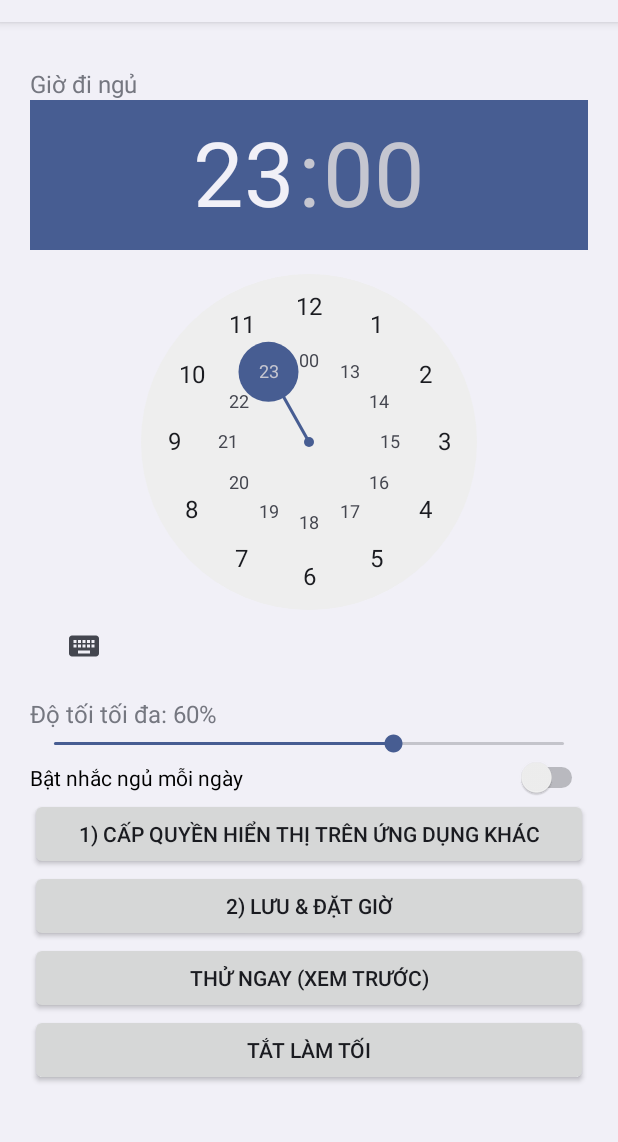
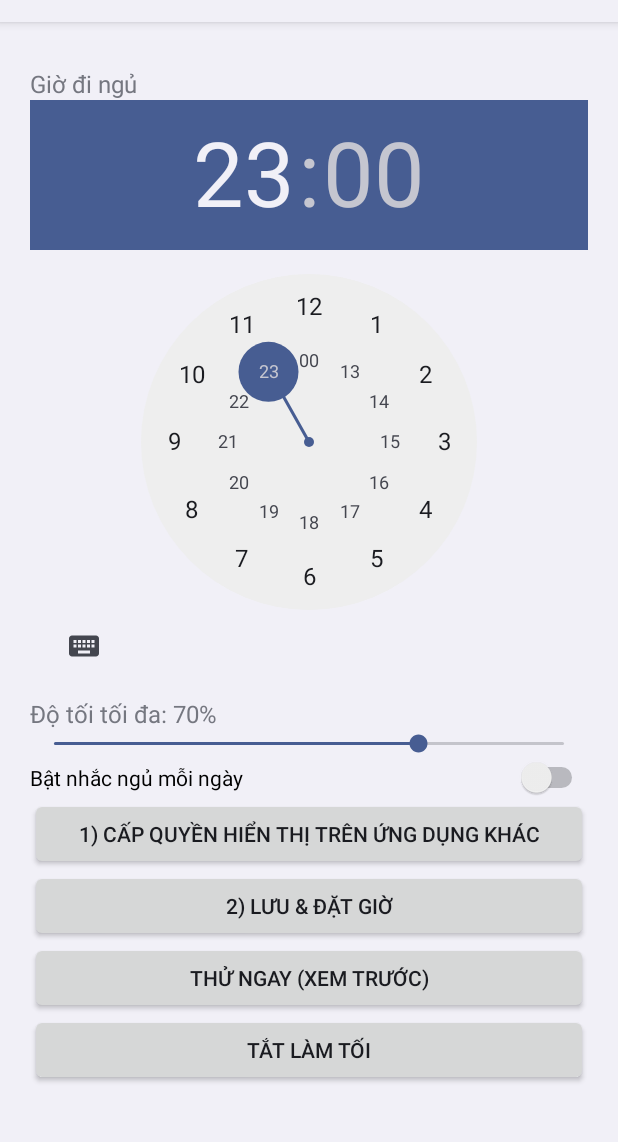
Before and after one commit to Min272/BedtimeDim, an Android app: the screen it shows after launch (MainActivity), after a tap on "THỬ NGAY (XEM TRƯỚC)", on a phone screen of 412 x 824 dp, the part 62-1204 px from its top. Run offline under Robolectric (Android 15) with nearby library versions, the phone set to English and light mode, and no system bars.

Commit message:
Update MainActivity settings and preview handling

```diff
--- a/app/src/main/java/com/example/bedtimedim/MainActivity.kt
+++ b/app/src/main/java/com/example/bedtimedim/MainActivity.kt
@@ -22,20 +22,27 @@ import java.util.Locale
 class MainActivity : Activity() {
     override fun onCreate(savedInstanceState: Bundle?) {
         super.onCreate(savedInstanceState)
+
         if (Build.VERSION.SDK_INT >= 33) {
             requestPermissions(arrayOf(Manifest.permission.POST_NOTIFICATIONS), 1)
         }
+
         val p = Prefs.get(this)
         val pad = (20 * resources.displayMetrics.density).toInt()
+
         val root = LinearLayout(this).apply {
             orientation = LinearLayout.VERTICAL
             setPadding(pad, pad, pad, pad)
         }
+
         fun label(t: String) = TextView(this).apply {
-            text = t; textSize = 16f; setPadding(0, pad / 2, 0, 0)
+            text = t
+            textSize = 16f
+            setPadding(0, pad / 2, 0, 0)
         }
 
         root.addView(label("Giờ đi ngủ"))
+
         val tp = TimePicker(this).apply {
             setIs24HourView(true)
             hour = p.getInt("h", 23)
@@ -44,14 +51,28 @@ class MainActivity : Activity() {
         root.addView(tp)
 
         val dimLabel = label("")
-        val sb = SeekBar(this).apply { max = 60; progress = p.getInt("dim", 60) - 20 }
-        fun refresh() { dimLabel.text = "Độ tối tối đa: ${sb.progress + 20}%" }
+        val sb = SeekBar(this).apply {
+            max = 70
+            progress = (p.getInt("dim", 70) - 20).coerceIn(0, 70)
+        }
+
+        fun refresh() {
+            val dim = sb.progress + 20
+            dimLabel.text = "Độ tối tối đa: ${dim}%" +
+                if (dim > 80) " (trên 80% có thể không chạm được màn hình)" else ""
+        }
+
         refresh()
+
         sb.setOnSeekBarChangeListener(object : SeekBar.OnSeekBarChangeListener {
-            override fun onProgressChanged(s: SeekBar?, v: Int, u: Boolean) = refresh()
+            override fun onProgressChanged(s: SeekBar?, v: Int, fromUser: Boolean) {
+                refresh()
+            }
+
             override fun onStartTrackingTouch(s: SeekBar?) {}
             override fun onStopTrackingTouch(s: SeekBar?) {}
         })
+
         root.addView(dimLabel)
         root.addView(sb)
 
@@ -65,39 +86,89 @@ class MainActivity : Activity() {
             text = "1) Cấp quyền hiển thị trên ứng dụng khác"
             setOnClickListener {
                 startActivity(
-                    Intent(Settings.ACTION_MANAGE_OVERLAY_PERMISSION, Uri.parse("package:$packageName"))
+                    Intent(
+                        Settings.ACTION_MANAGE_OVERLAY_PERMISSION,
+                        Uri.parse("package:$packageName")
+                    )
                 )
             }
         })
+
         root.addView(Button(this).apply {
             text = "2) Lưu & đặt giờ"
             setOnClickListener {
                 p.edit()
-                    .putInt("h", tp.hour).putInt("m", tp.minute)
+                    .putInt("h", tp.hour)
+                    .putInt("m", tp.minute)
                     .putInt("dim", sb.progress + 20)
-                    .putBoolean("enabled", sw.isChecked).apply()
+                    .putBoolean("enabled", sw.isChecked)
+                    .apply()
+
                 if (sw.isChecked && !Settings.canDrawOverlays(this@MainActivity)) {
-                    Toast.makeText(this@MainActivity, "Cần cấp quyền ở bước 1 trước", Toast.LENGTH_LONG).show()
+                    Toast.makeText(
+                        this@MainActivity,
+                        "Cần cấp quyền ở bước 1 trước",
+                        Toast.LENGTH_LONG
+                    ).show()
                 }
+
                 val t = Scheduler.schedule(this@MainActivity)
-                val msg = if (t == null) "Đã tắt nhắc ngủ"
-                else "Sẽ làm tối lúc " + SimpleDateFormat("HH:mm dd/MM", Locale.getDefault()).format(Date(t))
+                val msg = if (t == null) {
+                    "Đã tắt nhắc ngủ"
+                } else {
+                    "Sẽ làm tối lúc " +
+                        SimpleDateFormat("HH:mm dd/MM", Locale.getDefault()).format(Date(t))
+                }
+
                 Toast.makeText(this@MainActivity, msg, Toast.LENGTH_LONG).show()
             }
         })
+
         root.addView(Button(this).apply {
             text = "Thử ngay (xem trước)"
             setOnClickListener {
                 p.edit().putInt("dim", sb.progress + 20).apply()
-                startForegroundService(Intent(this@MainActivity, DimService::class.java))
+
+                if (!Settings.canDrawOverlays(this@MainActivity)) {
+                    Toast.makeText(
+                        this@MainActivity,
+                        "Chưa có quyền hiển thị trên ứng dụng khác. Hãy bật quyền rồi quay lại.",
+                        Toast.LENGTH_LONG
+                    ).show()
+
+                    startActivity(
+                        Intent(
+                            Settings.ACTION_MANAGE_OVERLAY_PERMISSION,
+                            Uri.parse("package:$packageName")
+                        )
+                    )
+                    return@setOnClickListener
+                }
+
+                val serviceIntent = Intent(
+                    this@MainActivity,
+                    DimService::class.java
+                ).putExtra("preview", true)
+
+                if (Build.VERSION.SDK_INT >= Build.VERSION_CODES.O) {
+                    startForegroundService(serviceIntent)
+                } else {
+                    startService(serviceIntent)
+                }
             }
         })
+
         root.addView(Button(this).apply {
             text = "Tắt làm tối"
             setOnClickListener {
-                startService(Intent(this@MainActivity, DimService::class.java).setAction("STOP"))
+                startService(
+                    Intent(this@MainActivity, DimService::class.java).setAction("STOP")
+                )
             }
         })
-        setContentView(ScrollView(this).apply { addView(root) })
+
+        setContentView(ScrollView(this).apply {
+            addView(root)
+        })
     }
 }
```
